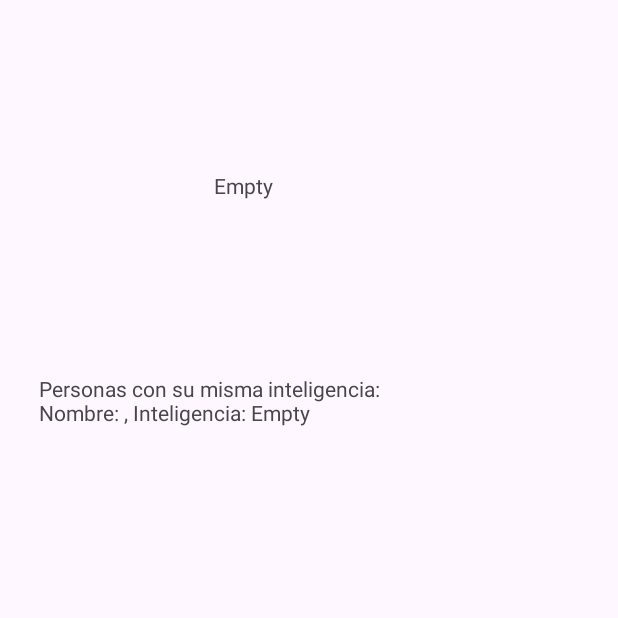
After one commit to buraiang99/Test_Inteligencia, an Android app: the Matches screen opened directly, with no data from a screen before it, on a phone screen of 412 x 824 dp, the top half of it. The commit adds this screen. Run offline under Robolectric (Android 15) with nearby library versions, the phone set to English and light mode, and no system bars.

Commit message:
match
se agrego la vista para el match con inteligencias y compara inteligencias con el actual usuario y muestra las inteligencias que son iguales, se borro la vista temporal de preguntas, tambien obtiene el ultimo ingresado a la tabla y se agrego un metodo para actualizar una columna del usuario (falta probarlo)

```diff
--- a/app/src/main/AndroidManifest.xml
+++ b/app/src/main/AndroidManifest.xml
@@ -13,7 +13,7 @@
         android:theme="@style/Theme.TestDeInteligencia"
         tools:targetApi="31">
         <activity
-            android:name=".preguntasTemp"
+            android:name=".Matches"
             android:exported="false" />
         <activity
             android:name=".MainActivity"
--- a/app/src/main/java/com/ucr/testdeinteligencia/MainActivity.kt
+++ b/app/src/main/java/com/ucr/testdeinteligencia/MainActivity.kt
@@ -20,10 +20,9 @@ class MainActivity : AppCompatActivity() {
         startBtn=findViewById(R.id.startBtn)
         ejemploView=findViewById(R.id.ejemploView)
         nameText=findViewById(R.id.nameText)
-
         startBtn.setOnClickListener{
             dbHelper.insertData(nameText.text.toString())
-            val intent = Intent(this, preguntasTemp::class.java)
+            val intent = Intent(this, Matches::class.java)
             startActivity(intent)
         }
     }
--- /dev/null
+++ b/app/src/main/java/com/ucr/testdeinteligencia/Matches.kt
@@ -0,0 +1,39 @@
+package com.ucr.testdeinteligencia
+
+import android.annotation.SuppressLint
+import androidx.appcompat.app.AppCompatActivity
+import android.os.Bundle
+import android.util.Log
+import android.widget.TextView
+
+class Matches : AppCompatActivity() {
+    private lateinit var nameIntView: TextView
+    private lateinit var dbHelper: SqlLite
+    private lateinit var matchView: TextView
+    @SuppressLint("MissingInflatedId")
+    override fun onCreate(savedInstanceState: Bundle?) {
+        super.onCreate(savedInstanceState)
+        setContentView(R.layout.activity_matches)
+
+        nameIntView=findViewById(R.id.nameIntView)
+        matchView=findViewById(R.id.matchView)
+        dbHelper = SqlLite(this)
+        println("antes de val user")
+
+        val dataList = dbHelper.getAllData()
+        val lastData=dataList.last()
+        matchView.text="Personas con su misma inteligencia: \n"
+        nameIntView.text=lastData["name"].toString()
+        nameIntView.append(" ")
+        nameIntView.append(lastData["inteligencia"].toString())
+
+        dataList.forEach { data ->
+            val inteligencia = data["inteligencia"] as String
+            val name = data["name"] as String
+            if(lastData["inteligencia"]==inteligencia){
+                val aux="Nombre: "+name+", Inteligencia: "+inteligencia+"\n"
+                matchView.append(aux)
+            }
+        }
+    }
+}
--- a/app/src/main/java/com/ucr/testdeinteligencia/SqlLite.kt
+++ b/app/src/main/java/com/ucr/testdeinteligencia/SqlLite.kt
@@ -29,29 +29,76 @@ class SqlLite(context: Context): SQLiteOpenHelper(context, DATABASE_NAME, null,
         onCreate(db)
     }
 
-    fun insertData(name: String) {
+    fun insertData(name: String,) {
         val db = writableDatabase
         val values = ContentValues()
         values.put(COLUMN_NAME, name)
+        values.put(COLUMN_INTE, "Empty")
         db.insert(TABLE_NAME, null, values)
         db.close()
     }
 
     @SuppressLint("Range")
-    fun getAllData(): ArrayList<String> {
-        val dataList = ArrayList<String>()
+    fun getAllData(): List<Map<String, Any>> {
         val db = readableDatabase
-        val query = "SELECT * FROM $TABLE_NAME"
-        val cursor: Cursor = db.rawQuery(query, null)
+        val consulta = "SELECT * FROM $TABLE_NAME"
+        val cursor = db.rawQuery(consulta, null)
+        val dataList = mutableListOf<Map<String, Any>>()
+
+        while (cursor.moveToNext()) {
+            val columnNames = cursor.columnNames
+            val data = HashMap<String, Any>()
+
+            for (columnName in columnNames) {
+                val value = cursor.getString(cursor.getColumnIndex(columnName))
+                data[columnName] = value
+            }
+
+            dataList.add(data)
+        }
+        cursor.close()
+        db.close()
+        return dataList
+    }
+    @SuppressLint("Range")
+    fun getLastUser(): Map<String, Any>? {
+        val db = readableDatabase
+
+        val consulta = "SELECT * FROM $TABLE_NAME ORDER BY id DESC LIMIT 1"
+
+        val cursor = db.rawQuery(consulta, null)
+
+        var usuario: Map<String, Any>? = null
 
         if (cursor.moveToFirst()) {
-            do {
-                val name = cursor.getString(cursor.getColumnIndex(COLUMN_NAME))
-                dataList.add(name)
-            } while (cursor.moveToNext())
+            val columnNames = cursor.columnNames
+            usuario = HashMap<String, Any>()
+
+            for (columnName in columnNames) {
+                val value = cursor.getString(cursor.getColumnIndex(columnName))
+                usuario[columnName] = value
+            }
         }
 
         cursor.close()
-        return dataList
+        db.close()
+
+        return usuario
+    }
+
+    fun updateUserColumn(id: Int, columnName: String, columnValue: String) {
+        val db = writableDatabase
+        val contentValues = ContentValues()
+        contentValues.put(columnName, columnValue)
+
+        val whereClause = "$COLUMN_ID = ?"
+        val whereArgs = arrayOf(id.toString())
+
+        db.update(TABLE_NAME, contentValues, whereClause, whereArgs)
+    }
+    fun deleteAll() {
+        val db = writableDatabase
+        db.delete(TABLE_NAME, null, null)
+        db.close()
     }
 }
--- a/app/src/main/res/layout/activity_preguntas_temp.xml
+++ b/app/src/main/res/layout/activity_matches.xml
@@ -4,15 +4,26 @@
     xmlns:tools="http://schemas.android.com/tools"
     android:layout_width="match_parent"
     android:layout_height="match_parent"
-    tools:context=".preguntasTemp">
+    tools:context=".Matches">
 
     <TextView
-        android:id="@+id/nameTempView"
-        android:layout_width="182dp"
-        android:layout_height="96dp"
+        android:id="@+id/nameIntView"
+        android:layout_width="133dp"
+        android:layout_height="22dp"
+        android:text="TextView"
+        app:layout_constraintBottom_toTopOf="@+id/matchView"
+        app:layout_constraintEnd_toEndOf="parent"
+        app:layout_constraintStart_toStartOf="parent"
+        app:layout_constraintTop_toTopOf="parent" />
+
+    <TextView
+        android:id="@+id/matchView"
+        android:layout_width="360dp"
+        android:layout_height="326dp"
         android:text="TextView"
         app:layout_constraintBottom_toBottomOf="parent"
         app:layout_constraintEnd_toEndOf="parent"
+        app:layout_constraintHorizontal_bias="0.498"
         app:layout_constraintStart_toStartOf="parent"
         app:layout_constraintTop_toTopOf="parent" />
 </androidx.constraintlayout.widget.ConstraintLayout>
```
Also changed, not shown: app/src/main/java/com/ucr/testdeinteligencia/preguntasTemp.kt (deleted, +0 -25 lines).
